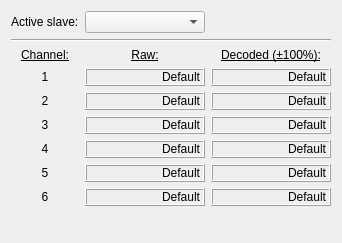
The window that ui/w_strain.ui (JFDuval/flexsea-plan) describes before a commit, drawn with Qt 5.
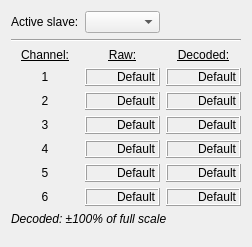
The same window after the commit.

Commit message: Now supporting the 6ch Strain Amp

What changed in the file:
```diff
--- a/ui/w_strain.ui
+++ b/ui/w_strain.ui
@@ -6,8 +6,8 @@
    <rect>
     <x>0</x>
     <y>0</y>
-    <width>334</width>
-    <height>243</height>
+    <width>244</width>
+    <height>247</height>
    </rect>
   </property>
   <property name="windowTitle">
@@ -16,7 +16,7 @@
   <layout class="QVBoxLayout" name="verticalLayout">
    <item>
     <layout class="QGridLayout" name="gridLayout_10">
-     <item row="9" column="1">
+     <item row="10" column="1">
       <spacer name="horizontalSpacer_5">
        <property name="orientation">
         <enum>Qt::Horizontal</enum>
@@ -26,13 +26,13 @@
        </property>
        <property name="sizeHint" stdset="0">
         <size>
-         <width>120</width>
-         <height>20</height>
+         <width>75</width>
+         <height>5</height>
         </size>
        </property>
       </spacer>
      </item>
-     <item row="9" column="2">
+     <item row="10" column="2">
       <spacer name="horizontalSpacer_4">
        <property name="orientation">
         <enum>Qt::Horizontal</enum>
@@ -42,14 +42,26 @@
        </property>
        <property name="sizeHint" stdset="0">
         <size>
-         <width>120</width>
-         <height>20</height>
+         <width>75</width>
+         <height>5</height>
         </size>
        </property>
       </spacer>
      </item>
      <item row="6" column="1">
       <widget class="QLabel" name="disp_strain_ch4">
+       <property name="minimumSize">
+        <size>
+         <width>75</width>
+         <height>0</height>
+        </size>
+       </property>
+       <property name="maximumSize">
+        <size>
+         <width>75</width>
+         <height>16777215</height>
+        </size>
+       </property>
        <property name="autoFillBackground">
         <bool>false</bool>
        </property>
@@ -80,8 +92,27 @@
      <item row="0" column="1">
       <widget class="QComboBox" name="comboBoxSlave"/>
      </item>
+     <item row="1" column="0" colspan="3">
+      <widget class="Line" name="line">
+       <property name="orientation">
+        <enum>Qt::Horizontal</enum>
+       </property>
+      </widget>
+     </item>
      <item row="3" column="1">
       <widget class="QLabel" name="disp_strain_ch1">
+       <property name="minimumSize">
+        <size>
+         <width>75</width>
+         <height>0</height>
+        </size>
+       </property>
+       <property name="maximumSize">
+        <size>
+         <width>75</width>
+         <height>16777215</height>
+        </size>
+       </property>
        <property name="autoFillBackground">
         <bool>false</bool>
        </property>
@@ -127,6 +158,18 @@
      </item>
      <item row="8" column="1">
       <widget class="QLabel" name="disp_strain_ch6">
+       <property name="minimumSize">
+        <size>
+         <width>75</width>
+         <height>0</height>
+        </size>
+       </property>
+       <property name="maximumSize">
+        <size>
+         <width>75</width>
+         <height>16777215</height>
+        </size>
+       </property>
        <property name="autoFillBackground">
         <bool>false</bool>
        </property>
@@ -159,6 +202,18 @@
      </item>
      <item row="7" column="2">
       <widget class="QLabel" name="disp_strain_ch5_d">
+       <property name="minimumSize">
+        <size>
+         <width>75</width>
+         <height>0</height>
+        </size>
+       </property>
+       <property name="maximumSize">
+        <size>
+         <width>75</width>
+         <height>16777215</height>
+        </size>
+       </property>
        <property name="autoFillBackground">
         <bool>false</bool>
        </property>
@@ -181,6 +236,18 @@
      </item>
      <item row="3" column="2">
       <widget class="QLabel" name="disp_strain_ch1_d">
+       <property name="minimumSize">
+        <size>
+         <width>75</width>
+         <height>0</height>
+        </size>
+       </property>
+       <property name="maximumSize">
+        <size>
+         <width>75</width>
+         <height>16777215</height>
+        </size>
+       </property>
        <property name="autoFillBackground">
         <bool>false</bool>
        </property>
@@ -203,6 +270,18 @@
      </item>
      <item row="8" column="2">
       <widget class="QLabel" name="disp_strain_ch6_d">
+       <property name="minimumSize">
+        <size>
+         <width>75</width>
+         <height>0</height>
+        </size>
+       </property>
+       <property name="maximumSize">
+        <size>
+         <width>75</width>
+         <height>16777215</height>
+        </size>
+       </property>
        <property name="autoFillBackground">
         <bool>false</bool>
        </property>
@@ -251,6 +330,18 @@
      </item>
      <item row="7" column="1">
       <widget class="QLabel" name="disp_strain_ch5">
+       <property name="minimumSize">
+        <size>
+         <width>75</width>
+         <height>0</height>
+        </size>
+       </property>
+       <property name="maximumSize">
+        <size>
+         <width>75</width>
+         <height>16777215</height>
+        </size>
+       </property>
        <property name="autoFillBackground">
         <bool>false</bool>
        </property>
@@ -300,7 +391,7 @@
      <item row="2" column="2">
       <widget class="QLabel" name="label_31">
        <property name="text">
-        <string>&lt;html&gt;&lt;head/&gt;&lt;body&gt;&lt;p&gt;&lt;span style=&quot; text-decoration: underline;&quot;&gt;Decoded (±100%):&lt;/span&gt;&lt;/p&gt;&lt;/body&gt;&lt;/html&gt;</string>
+        <string>&lt;html&gt;&lt;head/&gt;&lt;body&gt;&lt;p&gt;&lt;span style=&quot; text-decoration: underline;&quot;&gt;Decoded:&lt;/span&gt;&lt;/p&gt;&lt;/body&gt;&lt;/html&gt;</string>
        </property>
        <property name="alignment">
         <set>Qt::AlignCenter</set>
@@ -322,6 +413,18 @@
      </item>
      <item row="4" column="1">
       <widget class="QLabel" name="disp_strain_ch2">
+       <property name="minimumSize">
+        <size>
+         <width>75</width>
+         <height>0</height>
+        </size>
+       </property>
+       <property name="maximumSize">
+        <size>
+         <width>75</width>
+         <height>16777215</height>
+        </size>
+       </property>
        <property name="autoFillBackground">
         <bool>false</bool>
        </property>
@@ -344,6 +447,18 @@
      </item>
      <item row="4" column="2">
       <widget class="QLabel" name="disp_strain_ch2_d">
+       <property name="minimumSize">
+        <size>
+         <width>75</width>
+         <height>0</height>
+        </size>
+       </property>
+       <property name="maximumSize">
+        <size>
+         <width>75</width>
+         <height>16777215</height>
+        </size>
+       </property>
        <property name="autoFillBackground">
         <bool>false</bool>
        </property>
@@ -366,6 +481,18 @@
      </item>
      <item row="5" column="1">
       <widget class="QLabel" name="disp_strain_ch3">
+       <property name="minimumSize">
+        <size>
+         <width>75</width>
+         <height>0</height>
+        </size>
+       </property>
+       <property name="maximumSize">
+        <size>
+         <width>75</width>
+         <height>16777215</height>
+        </size>
+       </property>
        <property name="autoFillBackground">
         <bool>false</bool>
        </property>
@@ -388,6 +515,18 @@
      </item>
      <item row="5" column="2">
       <widget class="QLabel" name="disp_strain_ch3_d">
+       <property name="minimumSize">
+        <size>
+         <width>75</width>
+         <height>0</height>
+        </size>
+       </property>
+       <property name="maximumSize">
+        <size>
+         <width>75</width>
+         <height>16777215</height>
+        </size>
+       </property>
        <property name="autoFillBackground">
         <bool>false</bool>
        </property>
@@ -410,6 +549,18 @@
      </item>
      <item row="6" column="2">
       <widget class="QLabel" name="disp_strain_ch4_d">
+       <property name="minimumSize">
+        <size>
+         <width>75</width>
+         <height>0</height>
+        </size>
+       </property>
+       <property name="maximumSize">
+        <size>
+         <width>75</width>
+         <height>16777215</height>
+        </size>
+       </property>
        <property name="autoFillBackground">
         <bool>false</bool>
        </property>
@@ -430,10 +581,10 @@
        </property>
       </widget>
      </item>
-     <item row="1" column="0" colspan="3">
-      <widget class="Line" name="line">
-       <property name="orientation">
-        <enum>Qt::Horizontal</enum>
+     <item row="9" column="0" colspan="3">
+      <widget class="QLabel" name="label_2">
+       <property name="text">
+        <string>&lt;html&gt;&lt;head/&gt;&lt;body&gt;&lt;p&gt;&lt;span style=&quot; font-style:italic;&quot;&gt;Decoded: ±100% of full scale&lt;/span&gt;&lt;/p&gt;&lt;/body&gt;&lt;/html&gt;</string>
        </property>
       </widget>
      </item>
```
The commit also changes 5 other files.
